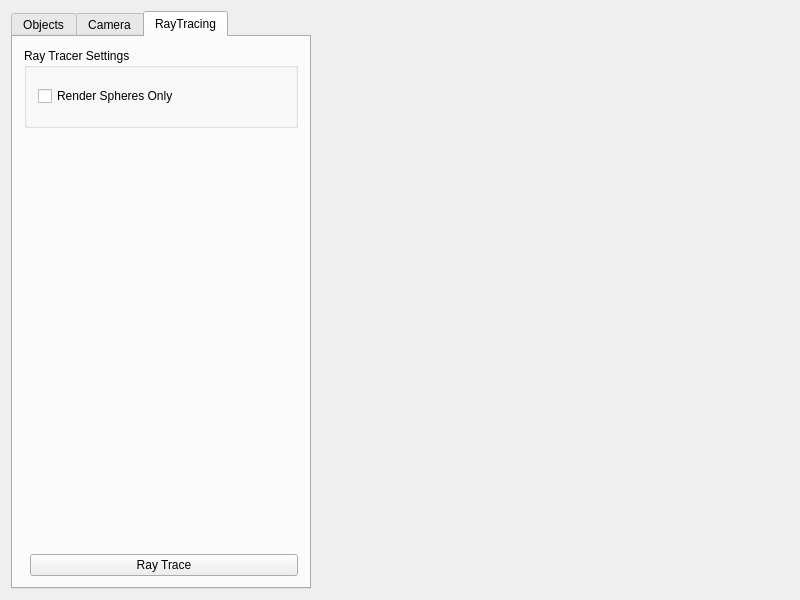
tompitkin/RayTracer, file mainwindow.ui: the form before one commit.
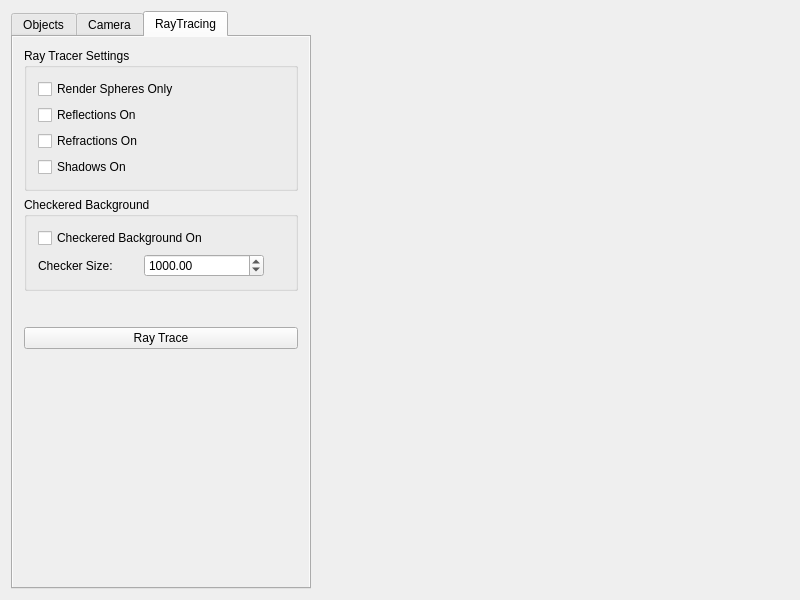
The form after the commit. The open tabs and pages were chosen to show the change. Custom widgets are drawn as their Qt base class.

Commit message: Added more GUI components. Scroll areas on tabs were needed. Starting event handling with mouse in canvas.

```diff
--- a/mainwindow.ui
+++ b/mainwindow.ui
@@ -162,52 +162,207 @@
        <attribute name="title">
         <string>RayTracing</string>
        </attribute>
-       <layout class="QFormLayout" name="formLayout_2">
-        <property name="fieldGrowthPolicy">
-         <enum>QFormLayout::AllNonFixedFieldsGrow</enum>
-        </property>
-        <item row="0" column="0" colspan="2">
-         <widget class="QGroupBox" name="groupBox_2">
-          <property name="sizePolicy">
-           <sizepolicy hsizetype="Preferred" vsizetype="Preferred">
-            <horstretch>0</horstretch>
-            <verstretch>0</verstretch>
-           </sizepolicy>
-          </property>
-          <property name="minimumSize">
-           <size>
-            <width>0</width>
-            <height>80</height>
-           </size>
-          </property>
-          <property name="maximumSize">
-           <size>
-            <width>16777215</width>
-            <height>200</height>
-           </size>
-          </property>
-          <property name="title">
-           <string>Ray Tracer Settings</string>
-          </property>
           <layout class="QVBoxLayout" name="verticalLayout_2">
+        <property name="spacing">
+         <number>6</number>
+        </property>
+        <property name="leftMargin">
+         <number>0</number>
+        </property>
+        <property name="topMargin">
+         <number>0</number>
+        </property>
+        <property name="rightMargin">
+         <number>0</number>
+        </property>
+        <property name="bottomMargin">
+         <number>0</number>
+        </property>
            <item>
-            <widget class="QCheckBox" name="checkBox">
+         <widget class="QScrollArea" name="scrollArea">
+          <property name="autoFillBackground">
+           <bool>false</bool>
+          </property>
+          <property name="styleSheet">
+           <string notr="true"/>
+          </property>
+          <property name="frameShape">
+           <enum>QFrame::NoFrame</enum>
+          </property>
+          <property name="frameShadow">
+           <enum>QFrame::Plain</enum>
+          </property>
+          <property name="lineWidth">
+           <number>0</number>
+          </property>
+          <property name="widgetResizable">
+           <bool>true</bool>
+          </property>
+          <widget class="QWidget" name="scrollAreaWidgetContents">
+           <property name="geometry">
+            <rect>
+             <x>0</x>
+             <y>0</y>
+             <width>296</width>
+             <height>545</height>
+            </rect>
+           </property>
+           <property name="autoFillBackground">
+            <bool>true</bool>
+           </property>
+           <layout class="QVBoxLayout" name="verticalLayout_6">
+            <item>
+             <widget class="QGroupBox" name="groupBox_4">
+              <property name="title">
+               <string>Ray Tracer Settings</string>
+              </property>
+              <layout class="QVBoxLayout" name="verticalLayout_4">
+               <item>
+                <widget class="QCheckBox" name="RenderSpheres">
              <property name="text">
               <string>Render Spheres Only</string>
              </property>
             </widget>
            </item>
+               <item>
+                <widget class="QCheckBox" name="Reflections">
+                 <property name="text">
+                  <string>Reflections On</string>
+                 </property>
+                </widget>
+               </item>
+               <item>
+                <widget class="QCheckBox" name="Refractions">
+                 <property name="text">
+                  <string>Refractions On</string>
+                 </property>
+                </widget>
+               </item>
+               <item>
+                <widget class="QCheckBox" name="Shadows">
+                 <property name="text">
+                  <string>Shadows On</string>
+                 </property>
+                </widget>
+               </item>
           </layout>
          </widget>
         </item>
-        <item row="2" column="1">
+            <item>
+             <widget class="QGroupBox" name="groupBox_3">
+              <property name="maximumSize">
+               <size>
+                <width>16777215</width>
+                <height>16777215</height>
+               </size>
+              </property>
+              <property name="title">
+               <string>Checkered Background</string>
+              </property>
+              <layout class="QVBoxLayout" name="verticalLayout_3" stretch="0,0">
+               <item>
+                <widget class="QCheckBox" name="CheckeredBackground">
+                 <property name="text">
+                  <string>Checkered Background On</string>
+                 </property>
+                </widget>
+               </item>
+               <item>
+                <layout class="QHBoxLayout" name="horizontalLayout_6">
+                 <property name="spacing">
+                  <number>6</number>
+                 </property>
+                 <property name="sizeConstraint">
+                  <enum>QLayout::SetDefaultConstraint</enum>
+                 </property>
+                 <property name="leftMargin">
+                  <number>0</number>
+                 </property>
+                 <property name="bottomMargin">
+                  <number>0</number>
+                 </property>
+                 <item>
+                  <widget class="QLabel" name="label_2">
+                   <property name="maximumSize">
+                    <size>
+                     <width>100</width>
+                     <height>16777215</height>
+                    </size>
+                   </property>
+                   <property name="lineWidth">
+                    <number>1</number>
+                   </property>
+                   <property name="text">
+                    <string>Checker Size:</string>
+                   </property>
+                   <property name="scaledContents">
+                    <bool>false</bool>
+                   </property>
+                   <property name="alignment">
+                    <set>Qt::AlignLeading|Qt::AlignLeft|Qt::AlignVCenter</set>
+                   </property>
+                  </widget>
+                 </item>
+                 <item alignment="Qt::AlignLeft">
+                  <widget class="QDoubleSpinBox" name="CheckerSize">
+                   <property name="minimumSize">
+                    <size>
+                     <width>120</width>
+                     <height>0</height>
+                    </size>
+                   </property>
+                   <property name="maximumSize">
+                    <size>
+                     <width>16777215</width>
+                     <height>16777215</height>
+                    </size>
+                   </property>
+                   <property name="decimals">
+                    <number>2</number>
+                   </property>
+                   <property name="minimum">
+                    <double>100.000000000000000</double>
+                   </property>
+                   <property name="maximum">
+                    <double>10000.000000000000000</double>
+                   </property>
+                   <property name="singleStep">
+                    <double>10.000000000000000</double>
+                   </property>
+                   <property name="value">
+                    <double>1000.000000000000000</double>
+                   </property>
+                  </widget>
+                 </item>
+                </layout>
+               </item>
+              </layout>
+             </widget>
+            </item>
+            <item>
+             <spacer name="verticalSpacer_2">
+              <property name="orientation">
+               <enum>Qt::Vertical</enum>
+              </property>
+              <property name="sizeType">
+               <enum>QSizePolicy::Maximum</enum>
+              </property>
+              <property name="sizeHint" stdset="0">
+               <size>
+                <width>20</width>
+                <height>30</height>
+               </size>
+              </property>
+             </spacer>
+            </item>
+            <item>
          <widget class="QPushButton" name="RayTraceButton">
           <property name="text">
            <string>Ray Trace</string>
           </property>
          </widget>
         </item>
-        <item row="1" column="1">
+            <item>
          <spacer name="verticalSpacer">
           <property name="orientation">
            <enum>Qt::Vertical</enum>
@@ -224,6 +379,10 @@
       </widget>
      </widget>
     </item>
+       </layout>
+      </widget>
+     </widget>
+    </item>
     <item>
      <widget class="Scene" name="Canvas" native="true">
       <property name="sizePolicy">
```
Left out of the diff: 75 changed lines with no effect on the pictures. Lines whose indentation alone changed are shown as unchanged. The commit also changes 6 other files.
